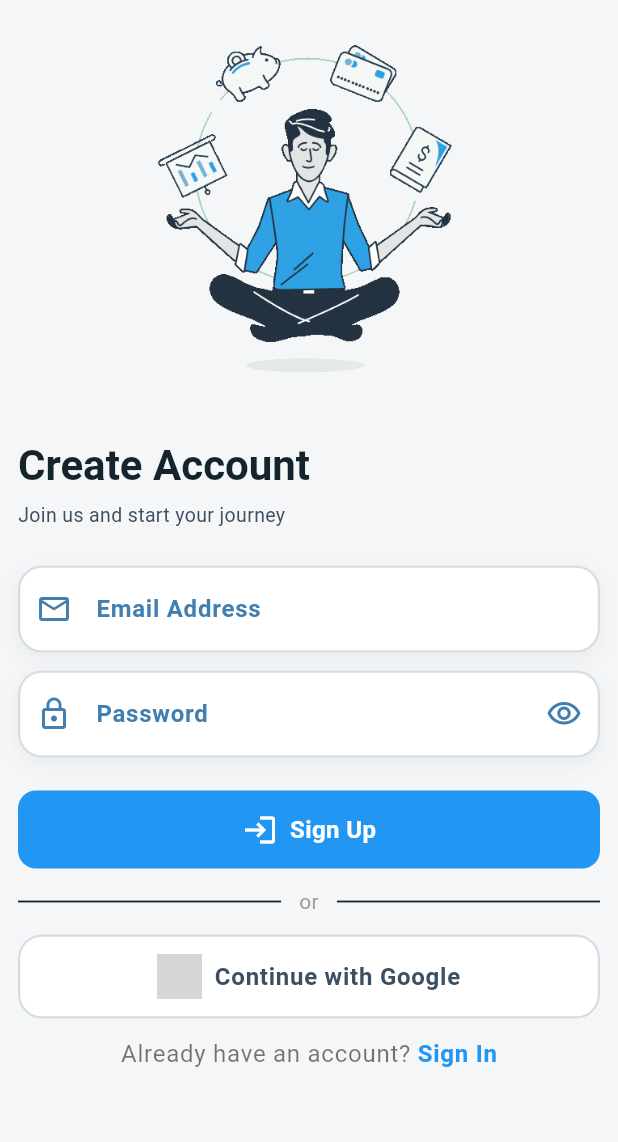
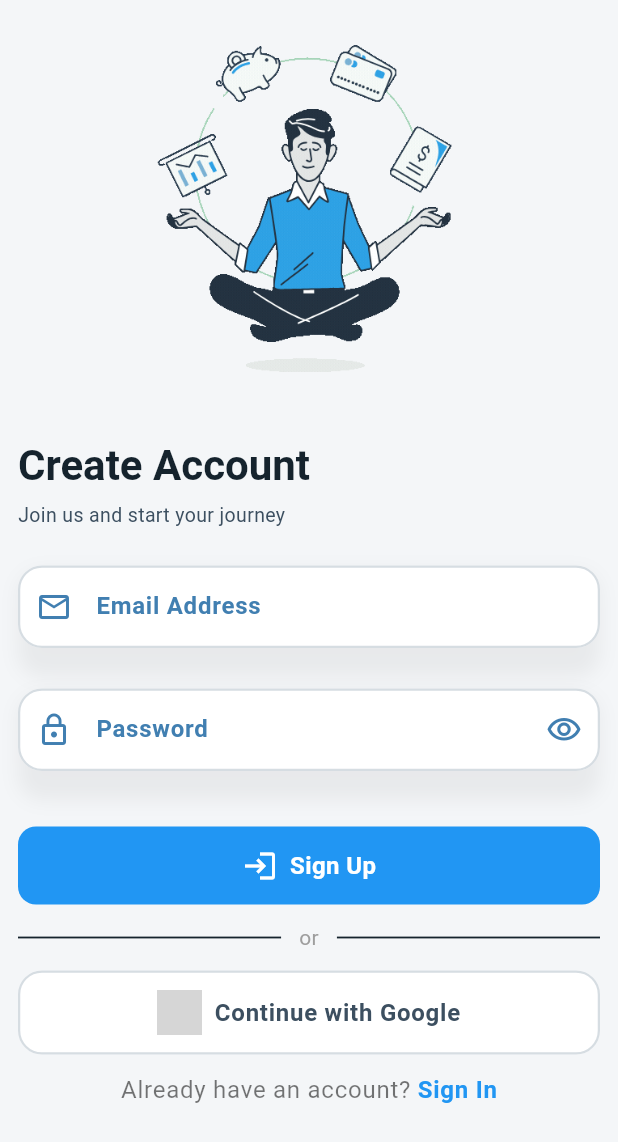
Before and after one commit to dhrruvchotai/ML-Based-Personal-Finance-Optimizer, a Flutter app: the screen it shows after launch, on a phone screen of 412 x 824 dp. Shown: the top 1142 px of the screen. Run offline on Flutter 3.47's test engine with Material 3 defaults, Android fonts, the phone set to English and light mode, and no system bars; our stand-ins replace firebase_auth, firebase_core, flutter_dotenv, get, get_storage, google_generative_ai and 7 more; accounts and stored records are empty; grey boxes are pictures that could not be loaded.

```diff
--- a/lib/frontend/user_module/custom_widgets/auth_widgets/animated_text_field_widget.dart
+++ b/lib/frontend/user_module/custom_widgets/auth_widgets/animated_text_field_widget.dart
@@ -43,7 +43,7 @@ class _AnimatedTextFieldState extends State<AnimatedTextField> {
         );
       },
       child: Container(
-        height: 58,
+        height: 70,
         decoration: BoxDecoration(
           borderRadius: BorderRadius.circular(16),
           boxShadow: [
@@ -90,10 +90,10 @@ class _AnimatedTextFieldState extends State<AnimatedTextField> {
             ),
             contentPadding: const EdgeInsets.symmetric(
               horizontal: 16,
-              vertical: 20,
+              vertical: 16,
             ),
             border: OutlineInputBorder(
-              borderRadius: BorderRadius.circular(16),
+              borderRadius: BorderRadius.circular(12),
               borderSide: BorderSide.none,
             ),
             enabledBorder: OutlineInputBorder(
@@ -114,7 +114,7 @@ class _AnimatedTextFieldState extends State<AnimatedTextField> {
               borderRadius: BorderRadius.circular(16),
               borderSide: BorderSide(
                 color: Theme.of(context).colorScheme.error,
-                width: 2,
+                width: 1,
               ),
             ),
             focusedErrorBorder: OutlineInputBorder(
--- a/lib/frontend/user_module/views/auth_view/sign_up_page_view.dart
+++ b/lib/frontend/user_module/views/auth_view/sign_up_page_view.dart
@@ -133,7 +133,7 @@ class SignUpPage extends StatelessWidget {
                       text: 'Already have an account? ',
                       linkText: 'Sign In',
                       onTap: () {
-                        Get.offNamed('/signin', arguments: null);
+                        Get.toNamed('/signin', arguments: null);
                       },
                     ),
                   ],
--- a/lib/frontend/user_module/views/goals_view/goals_page.dart
+++ b/lib/frontend/user_module/views/goals_view/goals_page.dart
@@ -30,7 +30,6 @@ class GoalsPage extends StatelessWidget {
           ),
         ),
         elevation: 0,
-        centerTitle: true,
         backgroundColor: theme.colorScheme.surface,
         foregroundColor: theme.colorScheme.onSurface,
       ),
--- a/lib/frontend/user_module/views/settings_view/user_profile_view.dart
+++ b/lib/frontend/user_module/views/settings_view/user_profile_view.dart
@@ -17,16 +17,15 @@ class UserProfileView extends StatelessWidget {
     return Scaffold(
       backgroundColor: Theme.of(context).colorScheme.background,
       appBar: AppBar(
-        backgroundColor: Theme.of(context).colorScheme.background,
+        backgroundColor: Theme.of(context).colorScheme.surface,
         elevation: 0,
         title: Text(
           'My Profile',
           style: TextStyle(
-            color: Theme.of(context).colorScheme.onBackground,
+            color: Theme.of(context).colorScheme.onSurface,
             fontWeight: FontWeight.bold,
           ),
         ),
-        centerTitle: true,
         actions: [
           // Theme Toggle Button
           IconButton(
--- a/lib/main.dart
+++ b/lib/main.dart
@@ -53,7 +53,7 @@ class MyApp extends StatelessWidget {
         GetPage(
           name: '/homePage',
           page: () => HomePage(),
-          transition: Transition.downToUp,
+          transition: Transition.rightToLeft,
     transitionDuration: Duration(milliseconds: 300),
         ),
         GetPage(
```
Also changed, not shown: lib/frontend/user_module/controllers/auth_controller/sign_up_sign_in_controller.dart (+0 -7 lines), lib/frontend/user_module/views/analysis_view/analysis_page.dart (+4 -4 lines).
